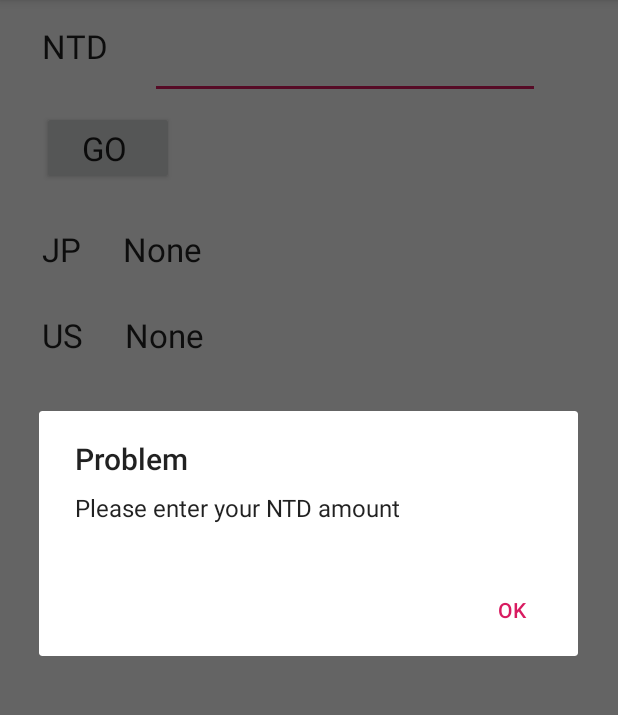
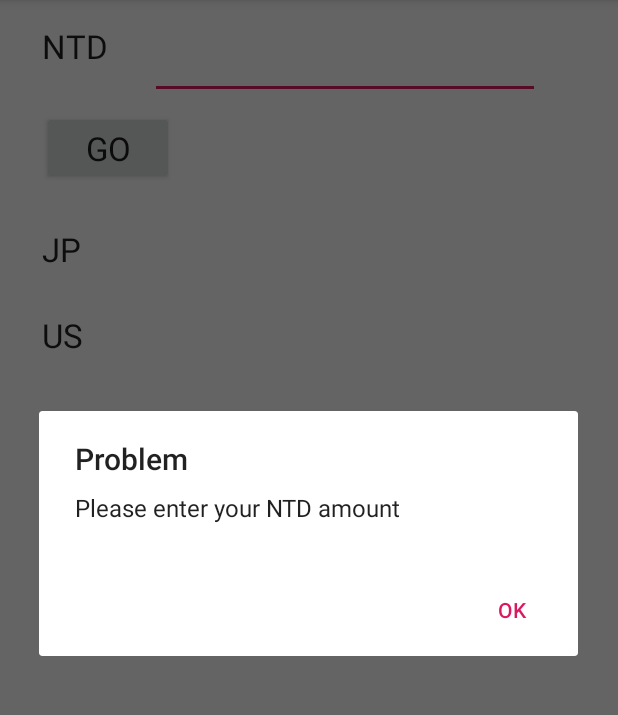
Before and after one commit to csh0317/Currency, an Android app: the screen it shows after launch (MainActivity), after a tap on "GO", on a phone screen of 412 x 824 dp, the part 84-799 px from its top. Run offline under Robolectric (Android 15) with nearby library versions, the phone set to English and light mode, and no system bars.

Commit message:
HomeWork 3

```diff
--- a/app/src/main/java/com/home/currency/MainActivity.java
+++ b/app/src/main/java/com/home/currency/MainActivity.java
@@ -29,21 +29,22 @@ public class MainActivity extends AppCompatActivity {
     }
 
     public void convert(View view){
+//        getResources().getString(R.string.app_name);
         String dollar = ntd.getText().toString();
         if(dollar.isEmpty()){
             new AlertDialog.Builder(this)
-                    .setTitle("Problem")
-                    .setMessage("Please enter your NTD amount")
-                    .setPositiveButton("OK",null )
+                    .setTitle(getString(R.string.problem))
+                    .setMessage(getString(R.string.please_enter))
+                    .setPositiveButton(getString(R.string.ok),null )
                     .show();
         }else{
             int input_money = Integer.parseInt(dollar);
-            float conv_usd = (float)(input_money * 30.9);
+            float conv_usd = (float)(input_money / 30.9);
             usd.setText(""+conv_usd);
             new AlertDialog.Builder(this)
-                    .setTitle("Result")
-                    .setMessage("USD is "+ conv_usd)
-                    .setPositiveButton("ok", new DialogInterface.OnClickListener() {
+                    .setTitle(getString(R.string.result))
+                    .setMessage(getString(R.string.usd_is)+ conv_usd)
+                    .setPositiveButton(getString(R.string.ok), new DialogInterface.OnClickListener() {
                         @Override
                         public void onClick(DialogInterface dialogInterface, int i) {
                             ntd.setText("");
--- a/app/src/main/res/layout/activity_main.xml
+++ b/app/src/main/res/layout/activity_main.xml
@@ -13,7 +13,7 @@
         android:layout_marginStart="28dp"
         android:layout_marginLeft="28dp"
         android:layout_marginTop="16dp"
-        android:text="NTD"
+        android:text="@string/ntd"
         android:textAppearance="@style/TextAppearance.AppCompat.Large"
         app:layout_constraintStart_toStartOf="parent"
         app:layout_constraintTop_toTopOf="parent" />
@@ -36,7 +36,7 @@
         android:layout_height="wrap_content"
         android:layout_marginTop="8dp"
         android:onClick="convert"
-        android:text="GO "
+        android:text="@string/go"
         android:textAppearance="@style/TextAppearance.AppCompat.Large"
         app:layout_constraintStart_toStartOf="@+id/textView"
         app:layout_constraintTop_toBottomOf="@+id/ntd" />
@@ -46,7 +46,7 @@
         android:layout_width="wrap_content"
         android:layout_height="wrap_content"
         android:layout_marginTop="28dp"
-        android:text="JP"
+        android:text="@string/jp"
         android:textAppearance="@style/TextAppearance.AppCompat.Large"
         app:layout_constraintStart_toStartOf="@+id/go"
         app:layout_constraintTop_toBottomOf="@+id/go" />
@@ -56,7 +56,7 @@
         android:layout_width="wrap_content"
         android:layout_height="wrap_content"
         android:layout_marginTop="28dp"
-        android:text="US"
+        android:text="@string/us"
         android:textAppearance="@style/TextAppearance.AppCompat.Large"
         app:layout_constraintStart_toStartOf="@+id/textView2"
         app:layout_constraintTop_toBottomOf="@+id/textView2" />
@@ -67,7 +67,7 @@
         android:layout_height="wrap_content"
         android:layout_marginStart="28dp"
         android:layout_marginLeft="28dp"
-        android:text="None"
+        android:text=""
         android:textAppearance="@style/TextAppearance.AppCompat.Large"
         app:layout_constraintStart_toEndOf="@+id/textView2"
         app:layout_constraintTop_toTopOf="@+id/textView2" />
@@ -78,7 +78,7 @@
         android:layout_height="wrap_content"
         android:layout_marginStart="28dp"
         android:layout_marginLeft="28dp"
-        android:text="None"
+        android:text=""
         android:textAppearance="@style/TextAppearance.AppCompat.Large"
         app:layout_constraintStart_toEndOf="@+id/textView3"
         app:layout_constraintTop_toTopOf="@+id/textView3" />
--- a/app/src/main/res/values/strings.xml
+++ b/app/src/main/res/values/strings.xml
@@ -1,3 +1,12 @@
 <resources>
     <string name="app_name">Currency</string>
+    <string name="problem">Problem</string>
+    <string name="please_enter">Please enter your NTD amount</string>
+    <string name="ok">OK</string>
+    <string name="result">Result</string>
+    <string name="usd_is">USD is</string>
+    <string name="ntd">NTD</string>
+    <string name="go">GO</string>
+    <string name="jp">JP</string>
+    <string name="us">US</string>
 </resources>
```
Also changed, not shown: 1 other file.
